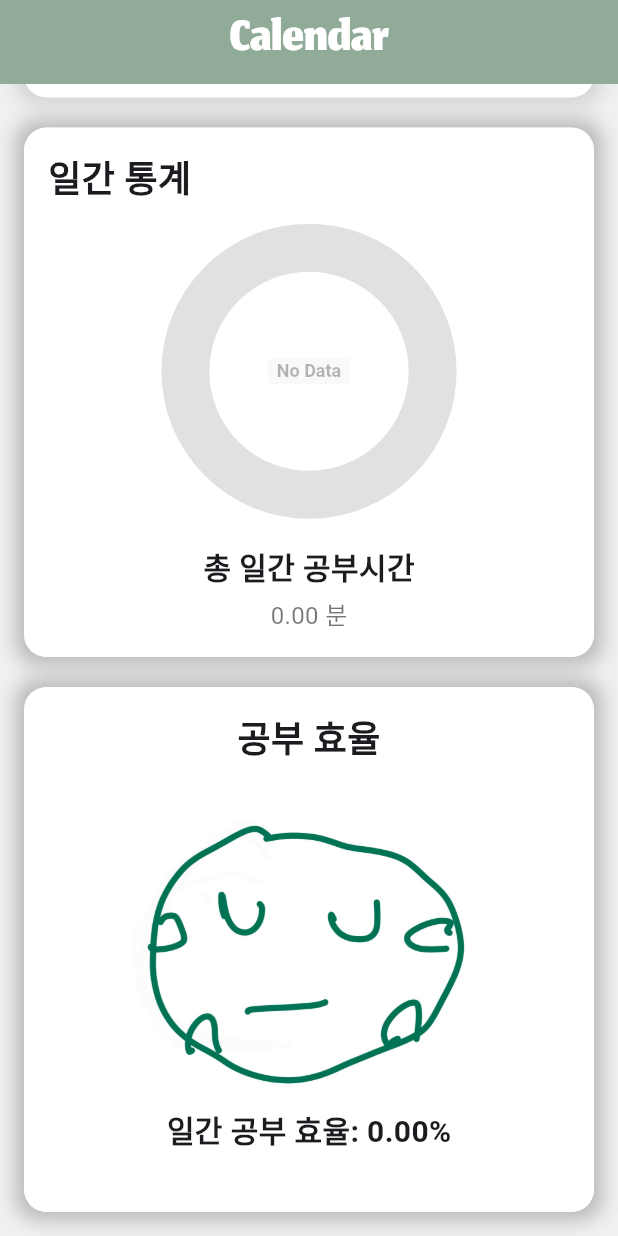
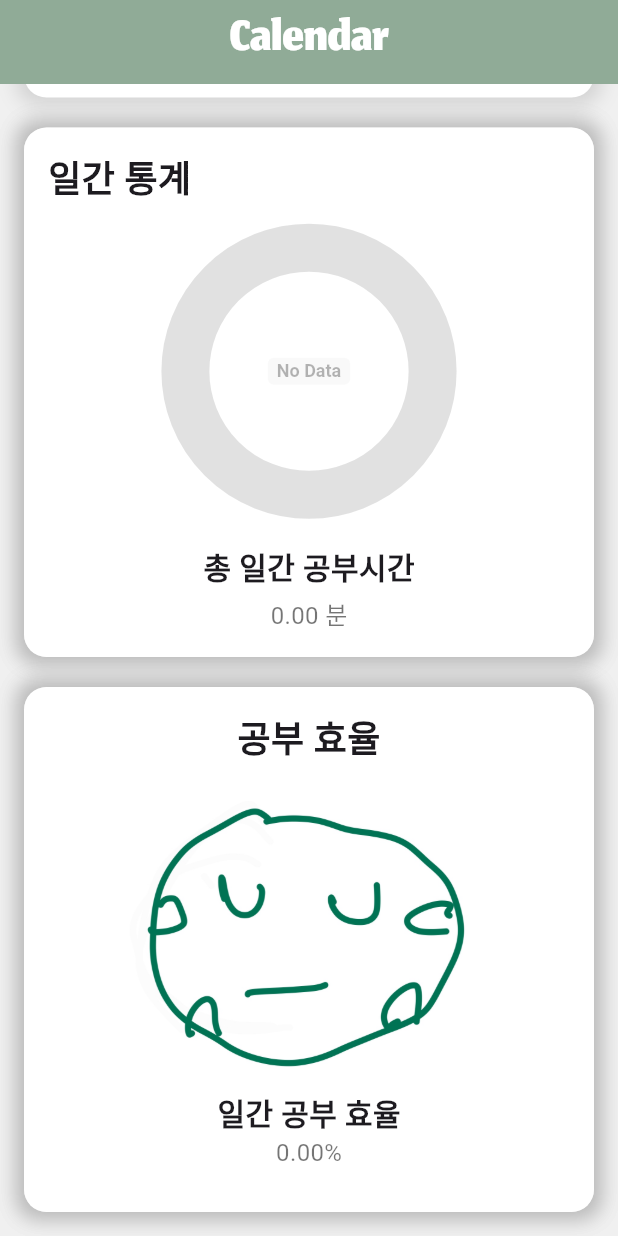
Before and after one commit to ahhyeony/KaeDoo, a Flutter app: the CalendarFragment screen opened directly, scrolled down 407 dp, on a phone screen of 412 x 824 dp. Run offline on Flutter 3.47's test engine with Material 3 defaults, Android fonts, the phone set to English and light mode, and no system bars; drawn by our look-alikes of pie_chart, table_calendar; our stand-ins replace camera, dio, easy_localization, eva_icons_flutter, flutter_cache_manager, flutter_svg and 7 more; missing offline and left inert: google_ml_kit, google_mlkit_face_detection, keyboard_utils_fork, mysql_client, nav; accounts and stored records are empty.

Commit message:
졸음 판단 시간 오류 수정

```diff
--- a/lib/common/data/Data Transfer Object/dto_ctimestorage.dart
+++ b/lib/common/data/Data Transfer Object/dto_ctimestorage.dart
@@ -63,8 +63,8 @@
   }
 
   void addSleepDuration(Duration sleepTime) {
-    sleepDuration += sleepTime;
-    totalSleeping += sleepTime;
+    sleepDuration += sleepTime + Duration(seconds: 9);
+    totalSleeping += sleepTime + Duration(seconds: 9);
     print("sleepDuration: ${sleepDuration}"+" | "+"totalSleeping: ${totalSleeping}");
   }
 
--- a/lib/common/widget/w_wratiodata.dart
+++ b/lib/common/widget/w_wratiodata.dart
@@ -56,9 +56,9 @@
     } else if (efficiency >= 20) {
       return 'assets/image/kaekae/kae32.jpeg';
     } else if (efficiency > 0) {
-      return 'assets/image/kaekae/kae10.jpeg'; // 0퍼센트일 때 이미지 경로
+      return 'assets/image/kaekae/kae10.jpeg';
     } else {
-      return 'assets/image/kaekae/kae0.jpeg';
+      return 'assets/image/kaekae/kae0.jpeg'; // 0퍼센트일 때 이미지 경로
     }
   }
 
@@ -69,7 +69,7 @@
     Map<String, double> dataMap = _createDataMap(timeLogs, cTimeLogs);
 
     double totalStudyTime = dataMap.values.fold(0, (sum, item) => sum + item);
-    double totalSleepingTime = cTimeStorage.totalSleeping.inMinutes.toDouble();
+    double totalSleepingTime =  cTimeStorage.totalSleeping.inSeconds / 60;
     double efficiency = totalStudyTime > 0 ? (totalStudyTime / (totalStudyTime + totalSleepingTime)) * 100 : 0;
     String imagePath = _getImageForEfficiency(efficiency);
 
@@ -111,8 +111,12 @@
                   },
                 ),
                 Text(
-                  '일간 공부 효율: ${efficiency.toStringAsFixed(2)}%',
+                  '일간 공부 효율',
                   style: TextStyle(fontSize: 20.0, fontWeight: FontWeight.bold),
+                ),
+                Text(
+                  '${efficiency.toStringAsFixed(2)}%',
+                  style: TextStyle(fontSize: 16.0, color: Colors.black54),
                 ),
               ],
             ),
```
Also changed, not shown: lib/data/mysql/connect_db.dart (+5 -5 lines), 1 other file.
